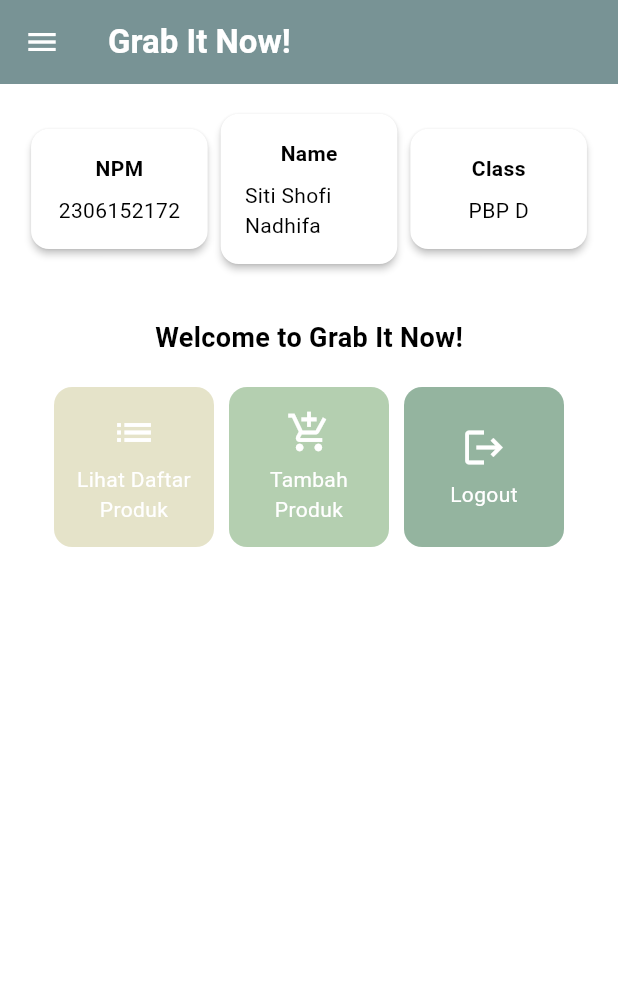
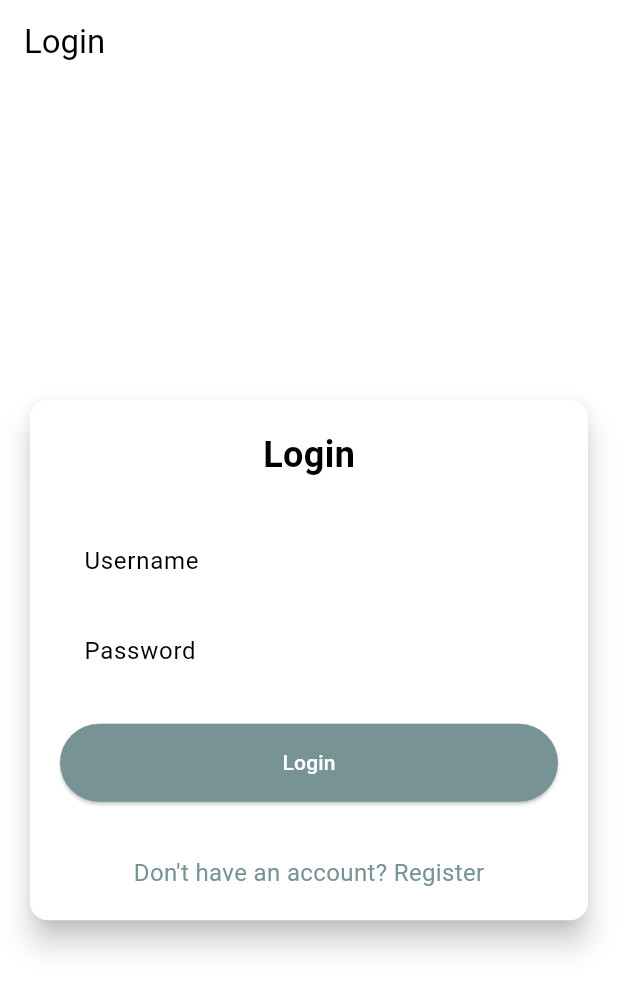
Before and after one commit to sopigoo/grab-it-now-mobile, a Flutter app: the screen it shows after launch, on a phone screen of 412 x 824 dp. Shown: the top 991 px of the screen. Run offline on Flutter 3.47's test engine with Material 3 defaults, Android fonts, the phone set to English and light mode, and no system bars; missing offline and left inert: pbp_django_auth.

Commit message:
Finished assignment 9

```diff
--- a/lib/main.dart
+++ b/lib/main.dart
@@ -1,5 +1,7 @@
 import 'package:flutter/material.dart';
-import 'package:grab_it_now/screens/menu.dart';
+import 'package:pbp_django_auth/pbp_django_auth.dart';
+import 'package:provider/provider.dart';
+import 'package:grab_it_now/screens/login.dart';
 
 void main() {
   runApp(const MyApp());
@@ -11,7 +13,12 @@
   // This widget is the root of your application.
   @override
   Widget build(BuildContext context) {
-    return MaterialApp(
+    return Provider(
+      create: (_) {
+        CookieRequest request = CookieRequest();
+        return request;
+      },
+      child: MaterialApp(
         title: 'Grab It Now!',
         theme: ThemeData(
           colorScheme: ColorScheme.fromSwatch().copyWith(
@@ -20,7 +27,8 @@
           ),
           useMaterial3: true,
         ),
-      home: MyHomePage(),
+        home: const LoginPage(),
+      ),
     );
   }
 }
--- /dev/null
+++ b/lib/screens/login.dart
@@ -0,0 +1,181 @@
+import 'package:grab_it_now/screens/menu.dart';
+import 'package:flutter/material.dart';
+import 'package:pbp_django_auth/pbp_django_auth.dart';
+import 'package:provider/provider.dart';
+import 'package:grab_it_now/screens/register.dart';
+
+void main() {
+  runApp(const LoginApp());
+}
+
+class LoginApp extends StatelessWidget {
+  const LoginApp({super.key});
+
+  @override
+  Widget build(BuildContext context) {
+    return MaterialApp(
+      title: 'Login',
+      theme: ThemeData(
+        useMaterial3: true,
+        colorScheme: ColorScheme.fromSwatch(
+          primarySwatch: Colors.deepPurple,
+        ).copyWith(secondary: Colors.deepPurple[400]),
+      ),
+      home: const LoginPage(),
+    );
+  }
+}
+
+class LoginPage extends StatefulWidget {
+  const LoginPage({super.key});
+
+  @override
+  State<LoginPage> createState() => _LoginPageState();
+}
+
+class _LoginPageState extends State<LoginPage> {
+  final TextEditingController _usernameController = TextEditingController();
+  final TextEditingController _passwordController = TextEditingController();
+
+  @override
+  Widget build(BuildContext context) {
+    final request = context.watch<CookieRequest>();
+
+    return Scaffold(
+      appBar: AppBar(
+        title: const Text('Login'),
+      ),
+      body: Center(
+        child: SingleChildScrollView(
+          padding: const EdgeInsets.all(16.0),
+          child: Card(
+            elevation: 8,
+            shape: RoundedRectangleBorder(
+              borderRadius: BorderRadius.circular(12.0),
+            ),
+            child: Padding(
+              padding: const EdgeInsets.all(20.0),
+              child: Column(
+                mainAxisSize: MainAxisSize.min,
+                children: [
+                  const Text(
+                    'Login',
+                    style: TextStyle(
+                      fontSize: 24.0,
+                      fontWeight: FontWeight.bold,
+                    ),
+                  ),
+                  const SizedBox(height: 30.0),
+                  TextField(
+                    controller: _usernameController,
+                    decoration: const InputDecoration(
+                      labelText: 'Username',
+                      hintText: 'Enter your username',
+                      border: OutlineInputBorder(
+                        borderRadius: BorderRadius.all(Radius.circular(12.0)),
+                      ),
+                      contentPadding:
+                          EdgeInsets.symmetric(horizontal: 12.0, vertical: 8.0),
+                    ),
+                  ),
+                  const SizedBox(height: 12.0),
+                  TextField(
+                    controller: _passwordController,
+                    decoration: const InputDecoration(
+                      labelText: 'Password',
+                      hintText: 'Enter your password',
+                      border: OutlineInputBorder(
+                        borderRadius: BorderRadius.all(Radius.circular(12.0)),
+                      ),
+                      contentPadding:
+                          EdgeInsets.symmetric(horizontal: 12.0, vertical: 8.0),
+                    ),
+                    obscureText: true,
+                  ),
+                  const SizedBox(height: 24.0),
+                  ElevatedButton(
+                    onPressed: () async {
+                      String username = _usernameController.text;
+                      String password = _passwordController.text;
+
+                      // Cek kredensial
+                      // Ganti URL dan jangan lupa tambahkan trailing slash (/) di akhir URL!
+                      // Untuk menyambungkan Android emulator dengan Django pada localhost,
+                      // gunakan URL http://10.0.2.2/
+                      final response = await request
+                          .login("http://127.0.0.1:8000/auth/login/", {
+                        'username': username,
+                        'password': password,
+                      });
+
+                      if (request.loggedIn) {
+                        String message = response['message'];
+                        String uname = response['username'];
+                        if (context.mounted) {
+                          Navigator.pushReplacement(
+                            context,
+                            MaterialPageRoute(
+                                builder: (context) => MyHomePage()),
+                          );
+                          ScaffoldMessenger.of(context)
+                            ..hideCurrentSnackBar()
+                            ..showSnackBar(
+                              SnackBar(
+                                  content:
+                                      Text("$message Selamat datang, $uname.")),
+                            );
+                        }
+                      } else {
+                        if (context.mounted) {
+                          showDialog(
+                            context: context,
+                            builder: (context) => AlertDialog(
+                              title: const Text('Login Gagal'),
+                              content: Text(response['message']),
+                              actions: [
+                                TextButton(
+                                  child: const Text('OK'),
+                                  onPressed: () {
+                                    Navigator.pop(context);
+                                  },
+                                ),
+                              ],
+                            ),
+                          );
+                        }
+                      }
+                    },
+                    style: ElevatedButton.styleFrom(
+                      foregroundColor: Colors.white,
+                      minimumSize: Size(double.infinity, 50),
+                      backgroundColor: Theme.of(context).colorScheme.primary,
+                      padding: const EdgeInsets.symmetric(vertical: 16.0),
+                    ),
+                    child: const Text('Login'),
+                  ),
+                  const SizedBox(height: 36.0),
+                  GestureDetector(
+                    onTap: () {
+                      Navigator.push(
+                        context,
+                        MaterialPageRoute(
+                            builder: (context) => const RegisterPage()),
+                      );
+                    },
+                    child: Text(
+                      'Don\'t have an account? Register',
+                      style: TextStyle(
+                        color: Theme.of(context).colorScheme.primary,
+                        fontSize: 16.0,
+                      ),
+                    ),
+                  ),
+                ],
+              ),
+            ),
+          ),
+        ),
+      ),
+    );
+  }
+}
--- a/pubspec.yaml
+++ b/pubspec.yaml
@@ -35,6 +35,9 @@
   # The following adds the Cupertino Icons font to your application.
   # Use with the CupertinoIcons class for iOS style icons.
   cupertino_icons: ^1.0.8
+  provider: ^6.1.2
+  pbp_django_auth: ^0.4.0
+  http: ^1.2.2
 
 dev_dependencies:
   flutter_test:
```
Also changed, not shown: lib/models/product_entry.dart (added, +73 -0 lines), lib/screens/detail_product.dart (added, +67 -0 lines), lib/screens/list_productentry.dart (added, +119 -0 lines), lib/screens/productentry_form.dart (+39 -32 lines), lib/screens/register.dart (added, +166 -0 lines), lib/widgets/left_drawer.dart (+14 -0 lines), lib/widgets/product_card.dart (+38 -1 lines), pubspec.lock, 2 other files. Lines whose indentation alone changed are shown as unchanged.
